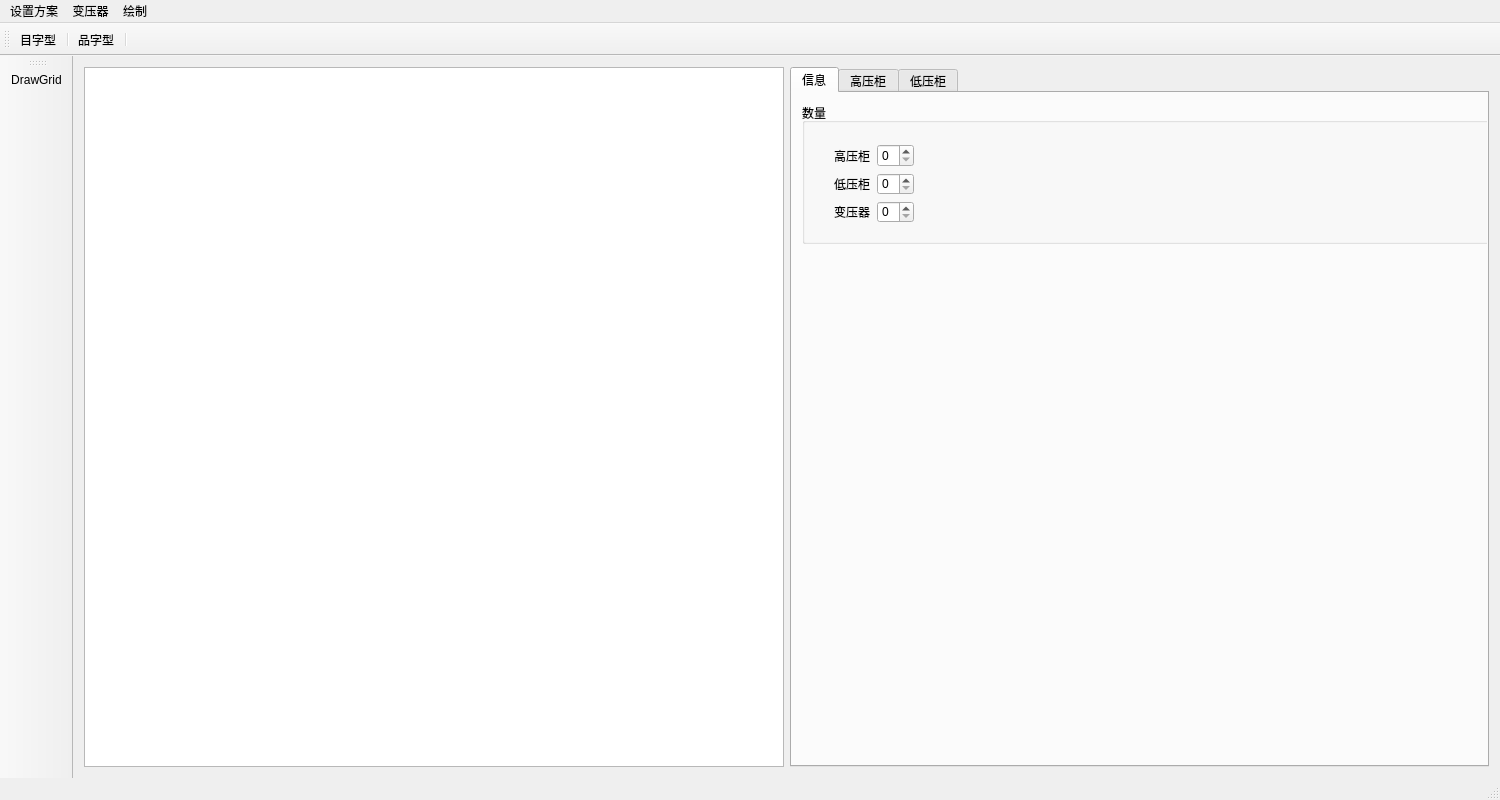
The window that mainwindow.ui (mengtianwxs/cxbs) describes before a commit, drawn with Qt 5.
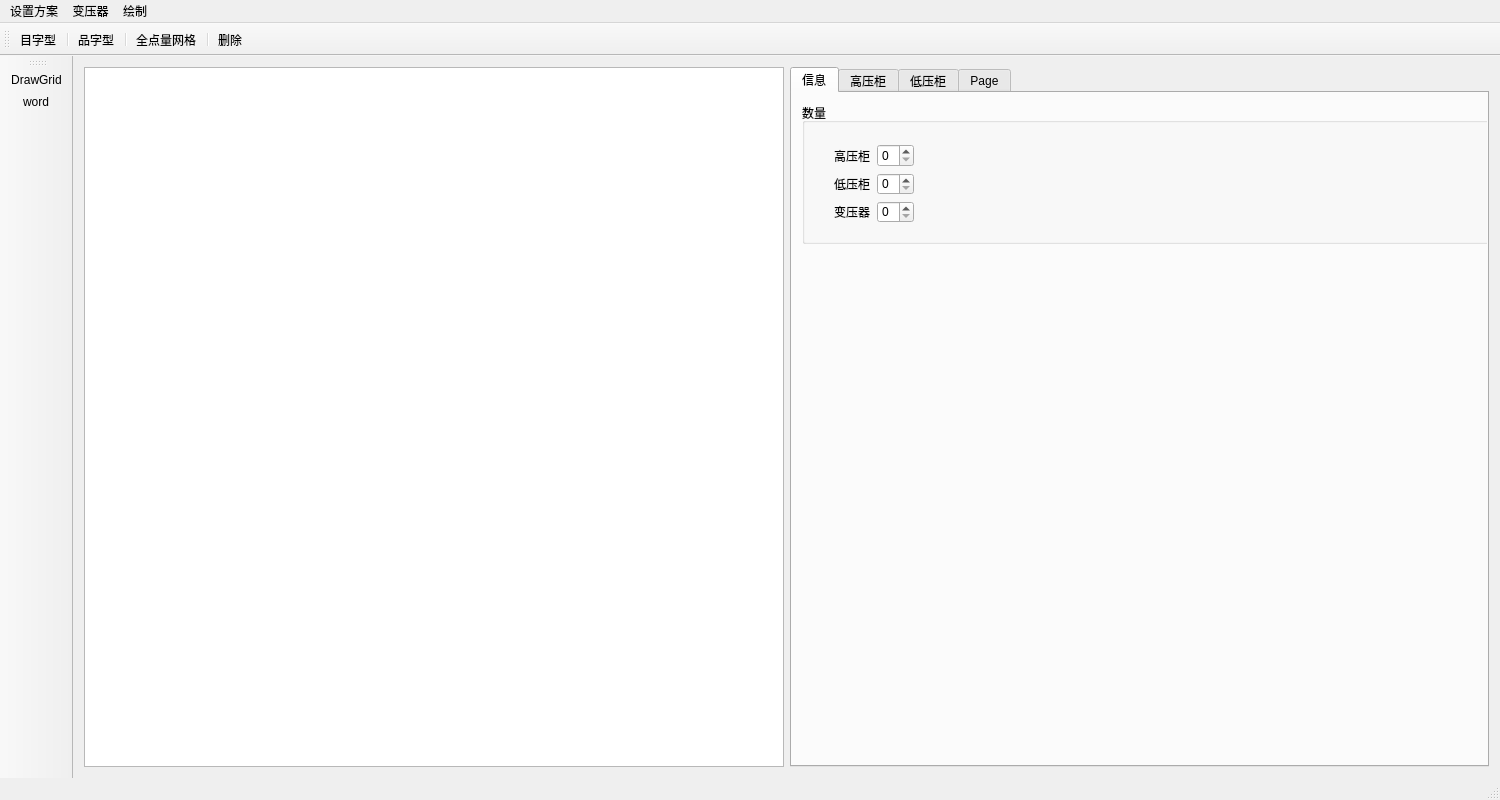
The same window after the commit. The open tabs and pages were chosen to show the change. Icons and pictures are not drawn. Custom widgets are drawn as their Qt base class.

Patch:
```diff
--- a/mainwindow.ui
+++ b/mainwindow.ui
@@ -99,6 +99,11 @@
         <string>低压柜</string>
        </attribute>
       </widget>
+      <widget class="QWidget" name="tab_4">
+       <attribute name="title">
+        <string>Page</string>
+       </attribute>
+      </widget>
      </widget>
     </item>
    </layout>
@@ -174,6 +179,9 @@
    <addaction name="separator"/>
    <addaction name="actionPinZiXing"/>
    <addaction name="separator"/>
+   <addaction name="actionXiFuGrid"/>
+   <addaction name="separator"/>
+   <addaction name="actionDeleteItem"/>
   </widget>
   <widget class="QStatusBar" name="statusBar"/>
   <widget class="QToolBar" name="toolBar">
@@ -190,6 +198,7 @@
     <bool>false</bool>
    </attribute>
    <addaction name="actionDrawGrid"/>
+   <addaction name="actionword"/>
   </widget>
   <action name="action_pin">
    <property name="checkable">
@@ -419,8 +428,44 @@
     <string>品字型</string>
    </property>
   </action>
+  <action name="actionword">
+   <property name="icon">
+    <iconset>
+     <normalon>:/imgs/imgs/T.png</normalon>
+    </iconset>
+   </property>
+   <property name="text">
+    <string>word</string>
+   </property>
+   <property name="toolTip">
+    <string>文字</string>
+   </property>
+  </action>
+  <action name="actionXiFuGrid">
+   <property name="text">
+    <string>全点量网格</string>
+   </property>
+   <property name="toolTip">
+    <string>吸附</string>
+   </property>
+  </action>
+  <action name="actionDeleteItem">
+   <property name="text">
+    <string>删除</string>
+   </property>
+   <property name="toolTip">
+    <string>删除</string>
+   </property>
+  </action>
  </widget>
  <layoutdefault spacing="6" margin="11"/>
+ <customwidgets>
+  <customwidget>
+   <class>mtview</class>
+   <extends>QGraphicsView</extends>
+   <header location="global">mtview.h</header>
+  </customwidget>
+ </customwidgets>
  <resources>
   <include location="asset.qrc"/>
  </resources>
```
Left out of the diff: 8 changed lines with no effect on the pictures.
